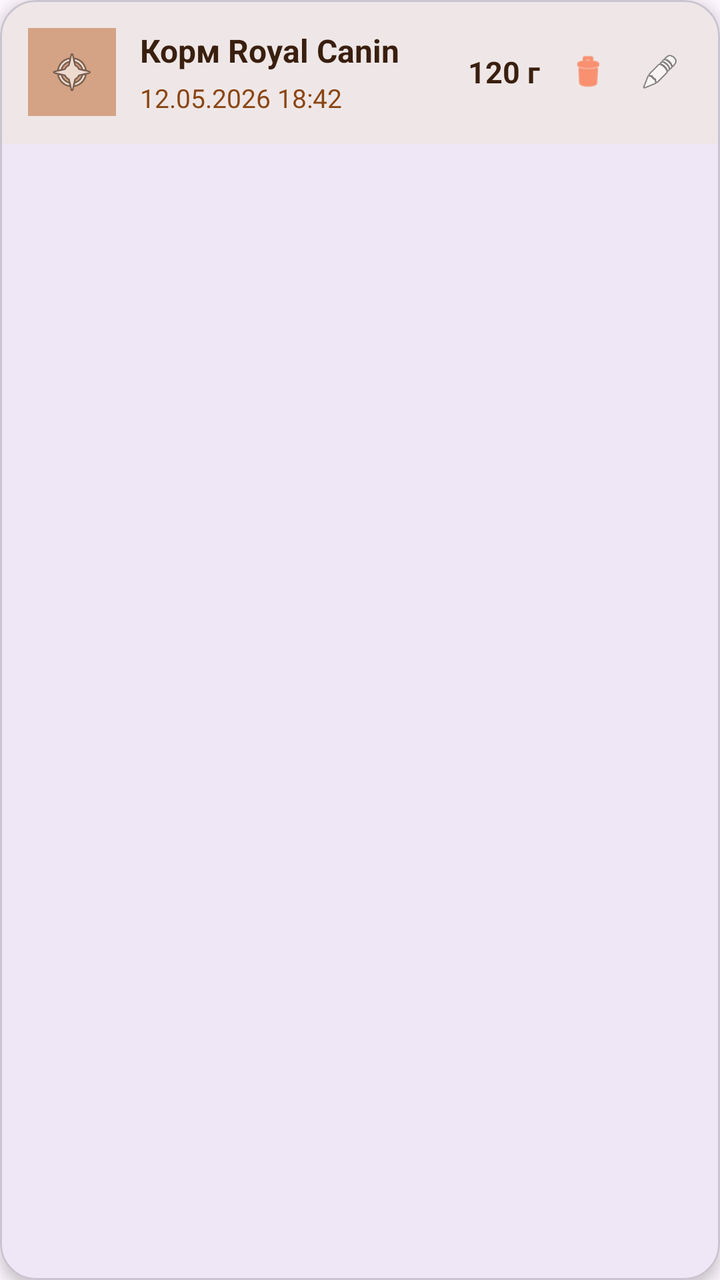
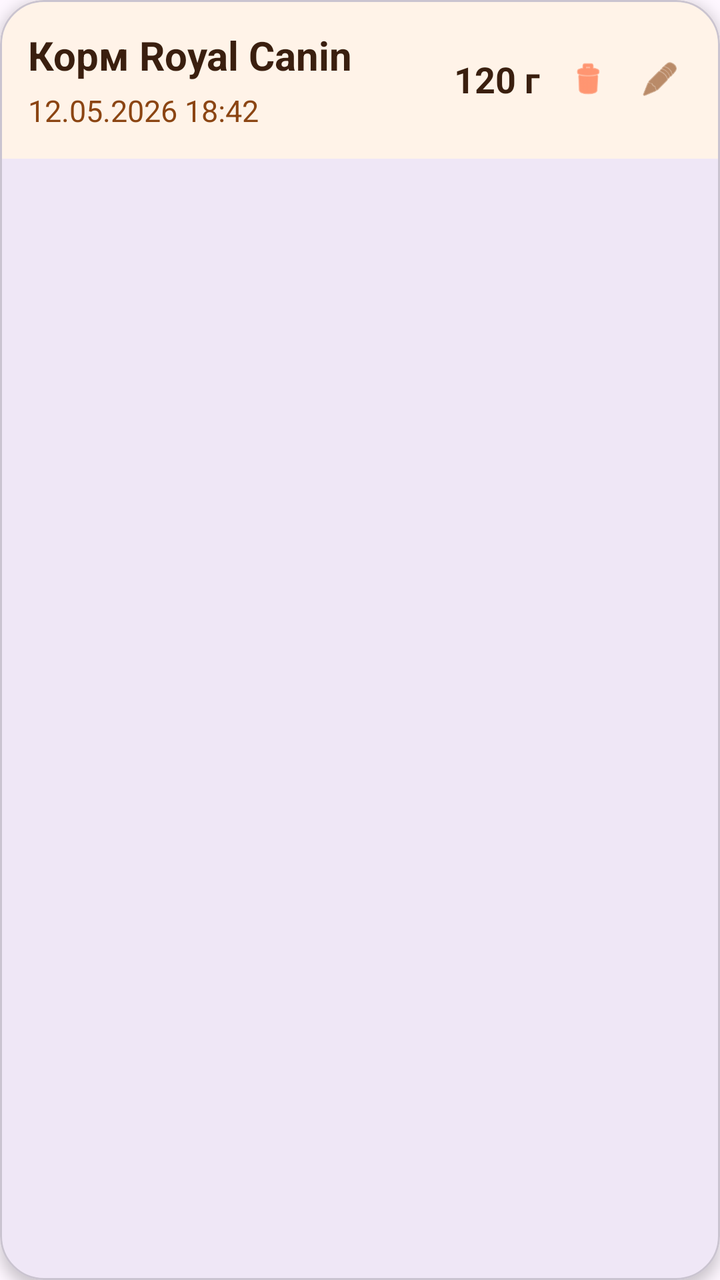

Compare the two renders of this Android layout. The source of the first and the diff that turns it into the second are given below.
<!-- AndroidManifest.xml: application theme Theme.MyPet -->
<!-- res/layout/item_meal.xml -->
<?xml version="1.0" encoding="utf-8"?>
<com.google.android.material.card.MaterialCardView
    xmlns:android="http://schemas.android.com/apk/res/android"
    xmlns:app="http://schemas.android.com/apk/res-auto"
    android:layout_width="match_parent"
    android:layout_height="wrap_content"
    android:layout_marginHorizontal="8dp"
    android:layout_marginVertical="6dp"
    app:cardCornerRadius="18dp"
    app:cardElevation="4dp">

    <LinearLayout
        android:layout_width="match_parent"
        android:layout_height="wrap_content"
        android:background="#EFE7E7"
        android:gravity="center_vertical"
        android:orientation="horizontal"
        android:padding="14dp">

        

        <ImageView
            android:id="@+id/ivType"
            android:layout_width="44dp"
            android:layout_height="44dp"
            android:layout_marginEnd="12dp"
            android:background="#D4A284"
            android:contentDescription="Тип записи"
            android:padding="10dp"
            android:src="@android:drawable/ic_menu_compass" />

        

        <LinearLayout
            android:layout_width="0dp"
            android:layout_height="wrap_content"
            android:layout_weight="1"
            android:orientation="vertical">

            <TextView
                android:id="@+id/tvMealTitle"
                android:layout_width="wrap_content"
                android:layout_height="wrap_content"
                android:maxLines="1"
                android:ellipsize="end"
                android:text="Корм Royal Canin"
                android:textColor="#3A1F0F"
                android:textSize="16sp"
                android:textStyle="bold" />

            <TextView
                android:id="@+id/tvMealSubtitle"
                android:layout_width="wrap_content"
                android:layout_height="wrap_content"
                android:layout_marginTop="4dp"
                android:maxLines="1"
                android:ellipsize="end"
                android:text="12.05.2026 18:42"
                android:textColor="#8B4513"
                android:textSize="13sp" />

        </LinearLayout>

        

        <TextView
            android:id="@+id/tvMealAmount"
            android:layout_width="wrap_content"
            android:layout_height="wrap_content"
            android:layout_marginStart="10dp"
            android:text="120 г"
            android:textColor="#3A1F0F"
            android:textSize="15sp"
            android:textStyle="bold" />

        

        <ImageView
            android:id="@+id/ivDelete"
            android:layout_width="32dp"
            android:layout_height="32dp"
            android:layout_marginStart="8dp"
            android:background="?attr/selectableItemBackgroundBorderless"
            android:contentDescription="Удалить"
            android:padding="6dp"
            android:src="@android:drawable/ic_menu_delete"
            android:tint="#FF5722" />

        

        <ImageView
            android:id="@+id/ivEdit"
            android:layout_width="32dp"
            android:layout_height="32dp"
            android:layout_marginStart="4dp"
            android:background="?attr/selectableItemBackgroundBorderless"
            android:contentDescription="Редактировать"
            android:padding="6dp"
            android:src="@android:drawable/ic_menu_edit" />

    </LinearLayout>

</com.google.android.material.card.MaterialCardView>
<!-- resources referenced by this layout -->
<resources>
  <style name="Theme.MyPet" parent="Base.Theme.MyPet" />
  <style name="Base.Theme.MyPet" parent="Theme.Material3.DayNight.NoActionBar">
          
          
      </style>
</resources>

<!-- the commit's change to res/layout/item_meal.xml (unified diff, before → after) -->
@@ -4,32 +4,17 @@
     xmlns:app="http://schemas.android.com/apk/res-auto"
     android:layout_width="match_parent"
     android:layout_height="wrap_content"
-    android:layout_marginHorizontal="8dp"
-    android:layout_marginVertical="6dp"
-    app:cardCornerRadius="18dp"
+    android:layout_marginBottom="14dp"
+    app:cardCornerRadius="22dp"
     app:cardElevation="4dp">
 
     <LinearLayout
         android:layout_width="match_parent"
         android:layout_height="wrap_content"
-        android:background="#EFE7E7"
+        android:background="#FFF3E8"
         android:gravity="center_vertical"
         android:orientation="horizontal"
         android:padding="14dp">
-
-        
-
-        <ImageView
-            android:id="@+id/ivType"
-            android:layout_width="44dp"
-            android:layout_height="44dp"
-            android:layout_marginEnd="12dp"
-            android:background="#D4A284"
-            android:contentDescription="Тип записи"
-            android:padding="10dp"
-            android:src="@android:drawable/ic_menu_compass" />
-
-        
 
         <LinearLayout
             android:layout_width="0dp"
@@ -45,7 +30,7 @@
                 android:ellipsize="end"
                 android:text="Корм Royal Canin"
                 android:textColor="#3A1F0F"
-                android:textSize="16sp"
+                android:textSize="20sp"
                 android:textStyle="bold" />
 
             <TextView
@@ -57,11 +42,10 @@
                 android:ellipsize="end"
                 android:text="12.05.2026 18:42"
                 android:textColor="#8B4513"
-                android:textSize="13sp" />
+                android:textSize="15sp" />
 
         </LinearLayout>
 
-        
 
         <TextView
             android:id="@+id/tvMealAmount"
@@ -70,10 +54,9 @@
             android:layout_marginStart="10dp"
             android:text="120 г"
             android:textColor="#3A1F0F"
-            android:textSize="15sp"
+            android:textSize="18sp"
             android:textStyle="bold" />
 
-        
 
         <ImageView
             android:id="@+id/ivDelete"
@@ -84,9 +67,8 @@
             android:contentDescription="Удалить"
             android:padding="6dp"
             android:src="@android:drawable/ic_menu_delete"
-            android:tint="#FF5722" />
+            app:tint="#FF5722" />
 
-        
 
         <ImageView
             android:id="@+id/ivEdit"
@@ -96,7 +78,8 @@
             android:background="?attr/selectableItemBackgroundBorderless"
             android:contentDescription="Редактировать"
             android:padding="6dp"
-            android:src="@android:drawable/ic_menu_edit" />
+            android:src="@android:drawable/ic_menu_edit"
+            app:tint="#8B4513"/>
 
     </LinearLayout>
 
